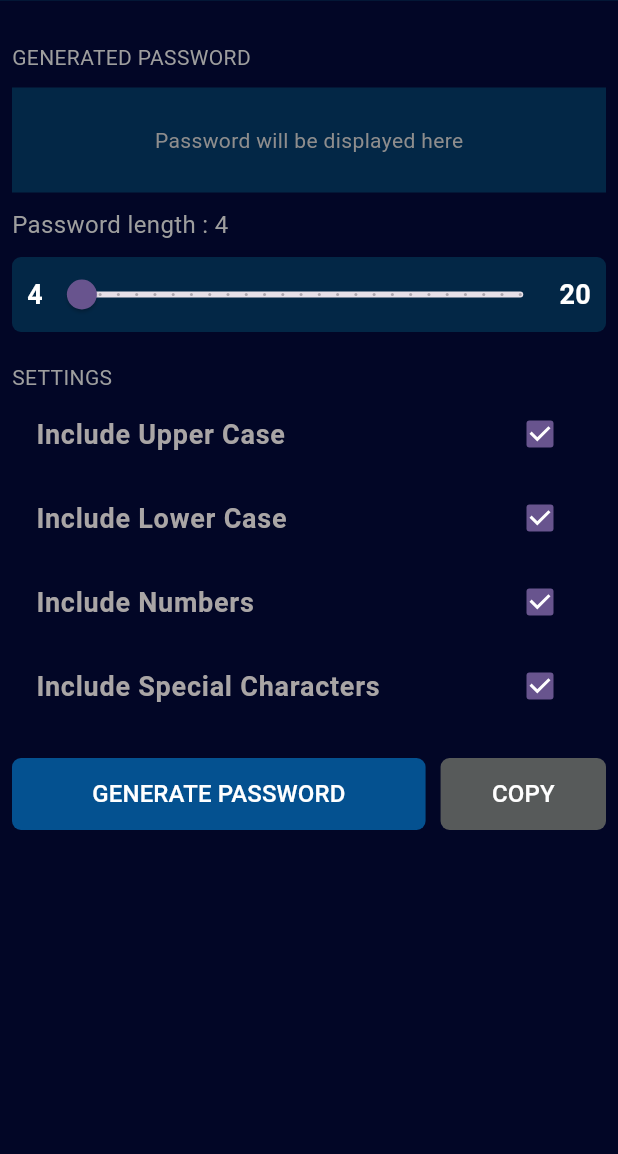
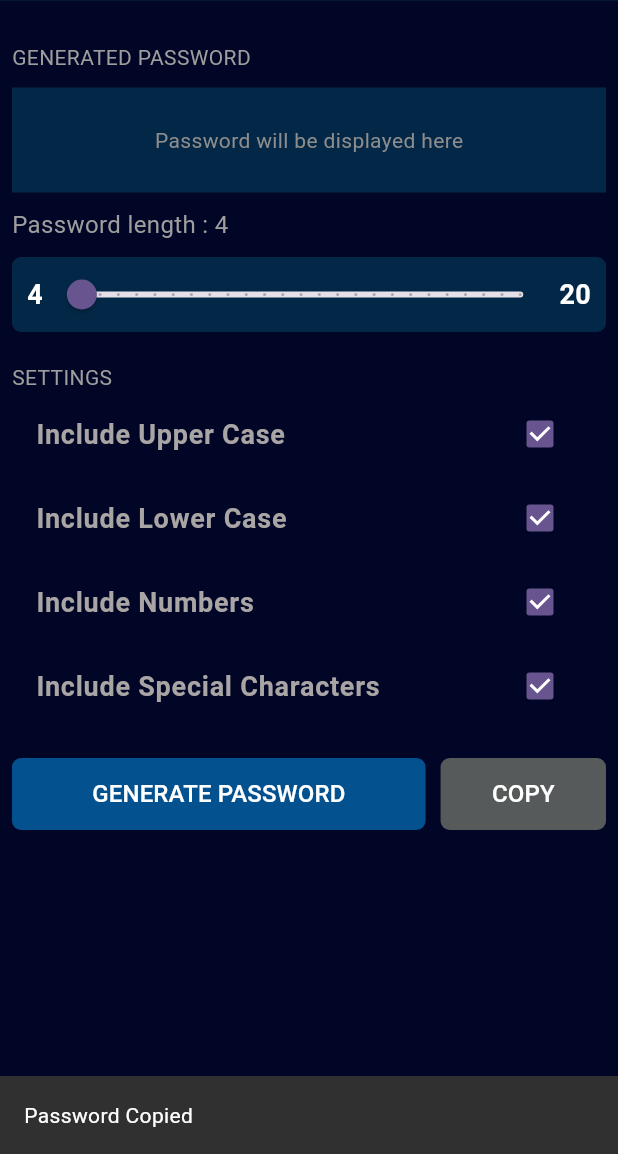
Before and after one commit to suhail9645/password_generator, a Flutter app: the screen it shows after launch, after a tap on "COPY", on a phone screen of 412 x 824 dp, the part 82-1236 px from its top. Run offline on Flutter 3.47's test engine with Material 2 defaults, Android fonts, the phone set to English and light mode, and no system bars; our stand-ins replace get.

Commit message:
complete project

```diff
--- a/lib/password_section/generator_page.dart
+++ b/lib/password_section/generator_page.dart
@@ -1,10 +1,12 @@
 import 'package:flutter/material.dart';
+import 'package:flutter/services.dart';
 import 'package:get/get.dart';
 import 'package:password_generator/const.dart';
 import 'package:password_generator/password_section/controller.dart';
+import 'widget/custom_widget.dart';
 
 class GeneratorPage extends StatelessWidget {
-   GeneratorPage({super.key});
+  GeneratorPage({super.key});
 
   final HomePageController controller = Get.put(HomePageController());
 
@@ -70,7 +72,7 @@ class GeneratorPage extends StatelessWidget {
                                 )
                               : Text(controller.password.value,
                                   style: const TextStyle(
-                                    letterSpacing: 1.5,
+                                      letterSpacing: 1.5,
                                       color: Colors.white,
                                       fontSize: 25,
                                       fontWeight: FontWeight.bold))),
@@ -154,7 +156,16 @@ class GeneratorPage extends StatelessWidget {
                         flex: 2,
                         child: ButtonContainer(
                           text: 'COPY',
-                          onTap: () {},
+                          onTap: () {
+                            Clipboard.setData(
+                                ClipboardData(text: controller.password.value));
+                            Get.showSnackbar(
+                              const GetSnackBar(
+                                message: 'Password Copied',
+                                duration: Duration(seconds: 3),
+                              ),
+                            );
+                          },
                           color: const Color.fromARGB(255, 87, 90, 90),
                         ),
                       ),
@@ -169,182 +180,3 @@ class GeneratorPage extends StatelessWidget {
     );
   }
 }
-
-class ButtonContainer extends StatelessWidget {
-  const ButtonContainer({
-    super.key,
-    required this.text,
-    required this.onTap,
-    required this.color,
-  });
-  final String text;
-  final Function() onTap;
-  final Color color;
-  @override
-  Widget build(BuildContext context) {
-    return Container(
-      decoration:
-          BoxDecoration(borderRadius: BorderRadius.circular(6), color: color),
-      child: TextButton(
-        onPressed: onTap,
-        child: Text(
-          text,
-          style: const TextStyle(color: Colors.white, fontSize: 16),
-        ),
-      ),
-    );
-  }
-}
-
-class CheckBoxWidget extends StatelessWidget {
-  const CheckBoxWidget(
-      {super.key,
-      required this.value,
-      required this.onChanged,
-      required this.title});
-  final bool value;
-  final Function(bool? value) onChanged;
-  final String title;
-
-  @override
-  Widget build(BuildContext context) {
-    const textStyle = TextStyle(
-        color: Color.fromARGB(255, 169, 165, 165),
-        fontSize: 18,
-        fontWeight: FontWeight.bold);
-    return CheckboxListTile(
-      title: Text(
-        title,
-        style: textStyle,
-      ),
-      value: value,
-      onChanged: onChanged,
-    );
-  }
-}
-
-// import 'dart:math';
-
-// import 'package:flutter/material.dart';
-
-// class RandomPasswordGeneratorPage extends StatefulWidget {
-//   @override
-//   _RandomPasswordGeneratorPageState createState() =>
-//       _RandomPasswordGeneratorPageState();
-// }
-
-// class _RandomPasswordGeneratorPageState
-//     extends State<RandomPasswordGeneratorPage> {
-//   bool _includeUpperCase = true;
-//   bool _includeLowerCase = true;
-//   bool _includeNumbers = true;
-//   bool _includeSpecialChars = true;
-//   int _passwordLength = 12;
-//   final TextEditingController _passwordController = TextEditingController();
-
-//   String _generatePassword() {
-//     String chars = '';
-//     if (_includeUpperCase) chars += 'ABCDEFGHIJKLMNOPQRSTUVWXYZ';
-//     if (_includeLowerCase) chars += 'abcdefghijklmnopqrstuvwxyz';
-//     if (_includeNumbers) chars += '0123456789';
-//     if (_includeSpecialChars) chars += '!@#\$%^&*()_-+=<>?/{}[]|~';
-
-//     String password = '';
-//     final random = Random();
-//     for (int i = 0; i < _passwordLength; i++) {
-//       password += chars[random.nextInt(chars.length)];
-//     }
-//     return password;
-//   }
-
-//   @override
-//   Widget build(BuildContext context) {
-//     return Scaffold(
-//       appBar: AppBar(
-//         title: Text('Random Password Generator'),
-//       ),
-//       body: Center(
-//         child: Column(
-//           mainAxisAlignment: MainAxisAlignment.center,
-//           crossAxisAlignment: CrossAxisAlignment.center,
-//           children: <Widget>[
-//             CheckboxListTile(
-//               title: Text('Include Upper Case'),
-//               value: _includeUpperCase,
-//               onChanged: (bool? value) {
-//                 setState(() {
-//                   _includeUpperCase = value!;
-//                 });
-//               },
-//             ),
-//             CheckboxListTile(
-//               title: Text('Include Lower Case'),
-//               value: _includeLowerCase,
-//               onChanged: (bool? value) {
-//                 setState(() {
-//                   _includeLowerCase = value!;
-//                 });
-//               },
-//             ),
-//             CheckboxListTile(
-//               title: Text('Include Numbers'),
-//               value: _includeNumbers,
-//               onChanged: (bool? value) {
-//                 setState(() {
-//                   _includeNumbers = value!;
-//                 });
-//               },
-//             ),
-//             CheckboxListTile(
-//               title: Text('Include Special Characters'),
-//               value: _includeSpecialChars,
-//               onChanged: (bool? value) {
-//                 setState(() {
-//                   _includeSpecialChars = value!;
-//                 });
-//               },
-//             ),
-//             Padding(
-//               padding: EdgeInsets.all(16.0),
-//               child: Row(
-//                 children: [
-//                   Text('Password Length: '),
-//                   SizedBox(width: 10),
-//                   Expanded(
-//                     child: Slider(
-//                       value: _passwordLength.toDouble(),
-//                       onChanged: (double value) {
-//                         setState(() {
-//                           _passwordLength = value.toInt();
-//                         });
-//                       },
-//                       min: 6,
-//                       max: 30,
-//                       divisions: 24,
-//                       label: _passwordLength.toString(),
-//                     ),
-//                   ),
-//                 ],
-//               ),
-//             ),
-//             ElevatedButton(
-//               onPressed: () {
-//                 String password = _generatePassword();
-//                 setState(() {
-//                   _passwordController.text = password;
-//                 });
-//               },
-//               child: Text('Generate Password'),
-//             ),
-//             SizedBox(height: 20),
-//             if (_passwordController.text.isNotEmpty)
-//               SelectableText(
-//                 _passwordController.text,
-//                 style: TextStyle(fontSize: 20),
-//               ),
-//           ],
-//         ),
-//       ),
-//     );
-//   }
-// }
--- /dev/null
+++ b/lib/password_section/widget/custom_widget.dart
@@ -0,0 +1,55 @@
+
+import 'package:flutter/material.dart';
+
+class ButtonContainer extends StatelessWidget {
+  const ButtonContainer({
+    super.key,
+    required this.text,
+    required this.onTap,
+    required this.color,
+  });
+  final String text;
+  final Function() onTap;
+  final Color color;
+  @override
+  Widget build(BuildContext context) {
+    return Container(
+      decoration:
+          BoxDecoration(borderRadius: BorderRadius.circular(6), color: color),
+      child: TextButton(
+        onPressed: onTap,
+        child: Text(
+          text,
+          style: const TextStyle(color: Colors.white, fontSize: 16),
+        ),
+      ),
+    );
+  }
+}
+
+class CheckBoxWidget extends StatelessWidget {
+  const CheckBoxWidget(
+      {super.key,
+      required this.value,
+      required this.onChanged,
+      required this.title});
+  final bool value;
+  final Function(bool? value) onChanged;
+  final String title;
+
+  @override
+  Widget build(BuildContext context) {
+    const textStyle = TextStyle(
+        color: Color.fromARGB(255, 169, 165, 165),
+        fontSize: 18,
+        fontWeight: FontWeight.bold);
+    return CheckboxListTile(
+      title: Text(
+        title,
+        style: textStyle,
+      ),
+      value: value,
+      onChanged: onChanged,
+    );
+  }
+}
```
Also changed, not shown: lib/password_section/controller.dart (line endings or trailing spaces).
